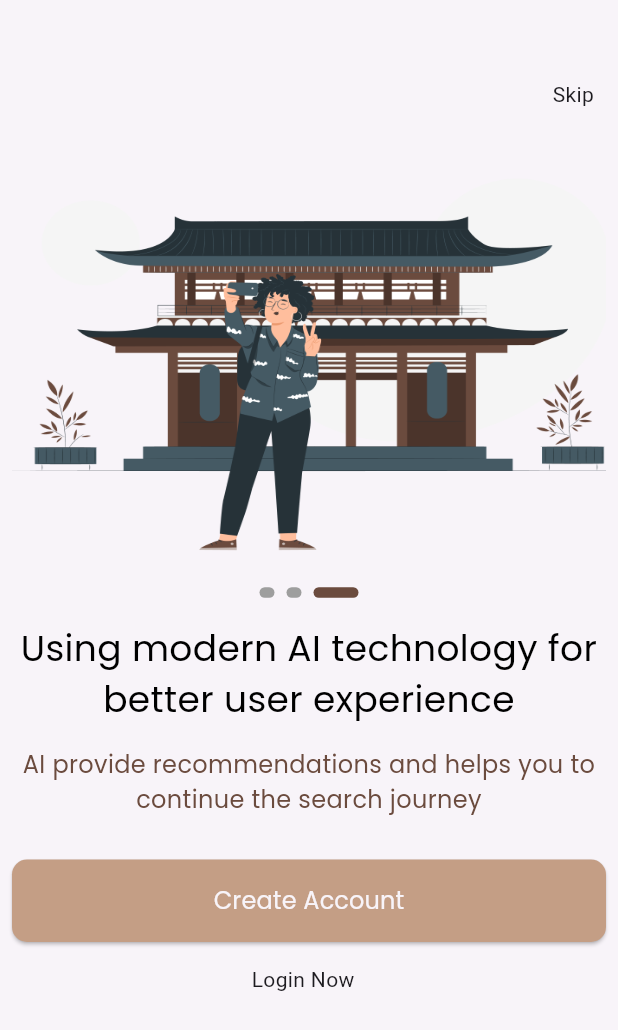
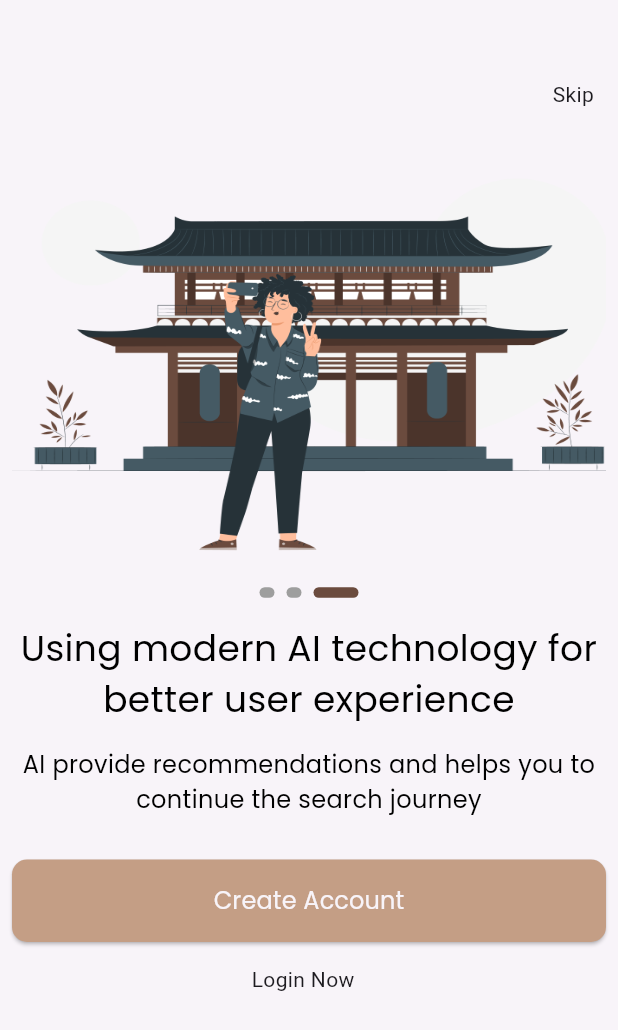
Before and after one commit to Maihetemy/Dalel, a Flutter app: the screen it shows after launch, swiped to page 3, on a phone screen of 412 x 824 dp. Shown: the top 1030 px of the screen. Run offline on Flutter 3.47's test engine with Material 3 defaults, Android fonts, the phone set to English and light mode, and no system bars; drawn by our look-alikes of smooth_page_indicator; our stand-ins replace get_it, go_router, shared_preferences.

Commit message:
SingUp screen

```diff
--- a/lib/core/uitils/app_text_styles.dart
+++ b/lib/core/uitils/app_text_styles.dart
@@ -2,22 +2,58 @@ import 'package:dalel/core/uitils/app_colors.dart';
 import 'package:flutter/material.dart';
 
 abstract class TextStyles {
-  static final pacifico400style50 = TextStyle(
+  static final pacifico400style64 = TextStyle(
+    fontSize: 64,
+    fontWeight: FontWeight.w400,
     color: AppColors.deepBrown,
-    fontSize: 50,
     fontFamily: "Pacifico",
+  );
+  static final poppins600style28 = TextStyle(
+    fontSize: 28,
+    fontWeight: FontWeight.w600,
+    color: AppColors.black,
+    fontFamily: "Poppins",
+  );
+  static final poppins400style12 = TextStyle(
+    fontSize: 12,
     fontWeight: FontWeight.w400,
+    color: AppColors.deepGrey,
+    fontFamily: "Poppins",
   );
-  static final poppins500style24 = TextStyle(
-    color: AppColors.black,
+  static final poppins500style18 = TextStyle(
+    fontSize: 18,
+    fontWeight: FontWeight.w500,
+    color: AppColors.grey,
+    fontFamily: "Poppins",
+  );
+  static const poppins500style24 = TextStyle(
     fontSize: 24,
+    fontWeight: FontWeight.w500,
+    color: Colors.black,
     fontFamily: "Poppins",
+  );
+  static final poppins500style14 = TextStyle(
+    fontSize: 14,
     fontWeight: FontWeight.w500,
+    color: AppColors.deepBrown,
+    fontFamily: "Poppins",
   );
-  static final poppins300style16 = TextStyle(
+  static const poppins300style16 = TextStyle(
+    fontSize: 16,
+    fontWeight: FontWeight.w300,
+    color: Colors.black,
+    fontFamily: "Poppins",
+  );
+  static final poppins400style20 = TextStyle(
+    fontSize: 20,
+    fontWeight: FontWeight.w400,
     color: AppColors.deepBrown,
-    fontSize: 16,
     fontFamily: "Poppins",
-    fontWeight: FontWeight.w300,
+  );
+  static const pacifico700style32 = TextStyle(
+    fontSize: 42,
+    fontWeight: FontWeight.bold,
+    color: Colors.white,
+    fontFamily: "Pacifico",
   );
 }
--- a/lib/features/splashs/presentation/view.dart
+++ b/lib/features/splashs/presentation/view.dart
@@ -14,7 +14,6 @@ class _SplashScreenState extends State<SplashScreen> {
   @override
   void initState() {
     bool onBoardingvisited = CacheHelper().getData(key: "onBoardingvisited") ?? false;
-    // onBoardingvisited = CacheHelper().getData(key: "onBoardingvisited");
     if (onBoardingvisited == true) {
       delayedNavigate(context, '/registerScreen');
     } else {
@@ -31,7 +30,7 @@ class _SplashScreenState extends State<SplashScreen> {
       body: Center(
           child: Text(
         'Dalel',
-        style: TextStyles.pacifico400style50,
+        style: TextStyles.pacifico400style64,
       )),
     );
   }
```
Also changed, not shown: lib/features/author/presentation/register.dart (+64 -1 lines), lib/features/author/presentation/widgets/custom_check_box.dart (added, +27 -0 lines), lib/features/author/presentation/widgets/custom_textField.dart (added, +36 -0 lines), lib/features/author/presentation/widgets/custom_texts_span.dart (added, +21 -0 lines), lib/features/author/presentation/widgets/custom_welcome.dart (added, +20 -0 lines), lib/features/author/presentation/widgets/terms_and_condition_widget.dart (added, +21 -0 lines), pubspec.lock.
